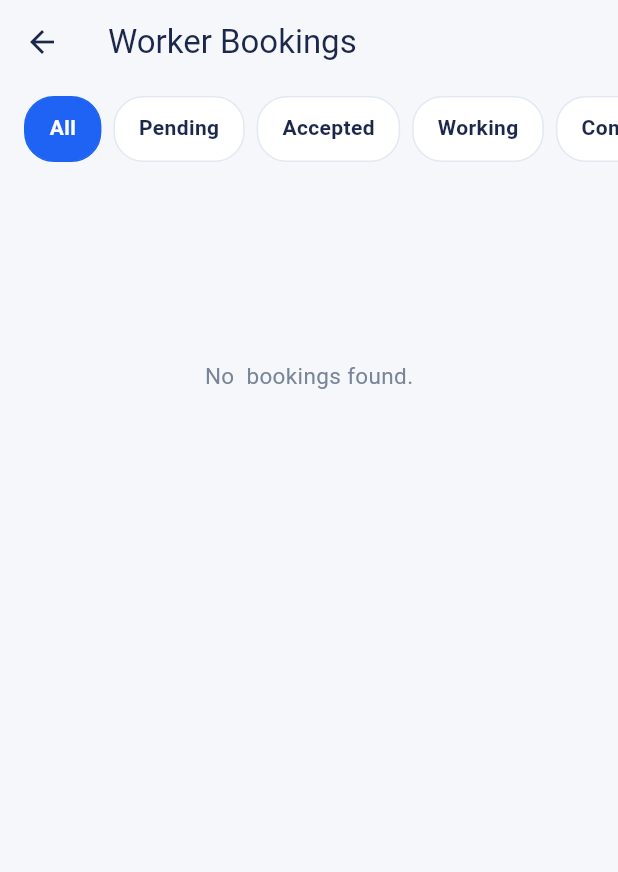
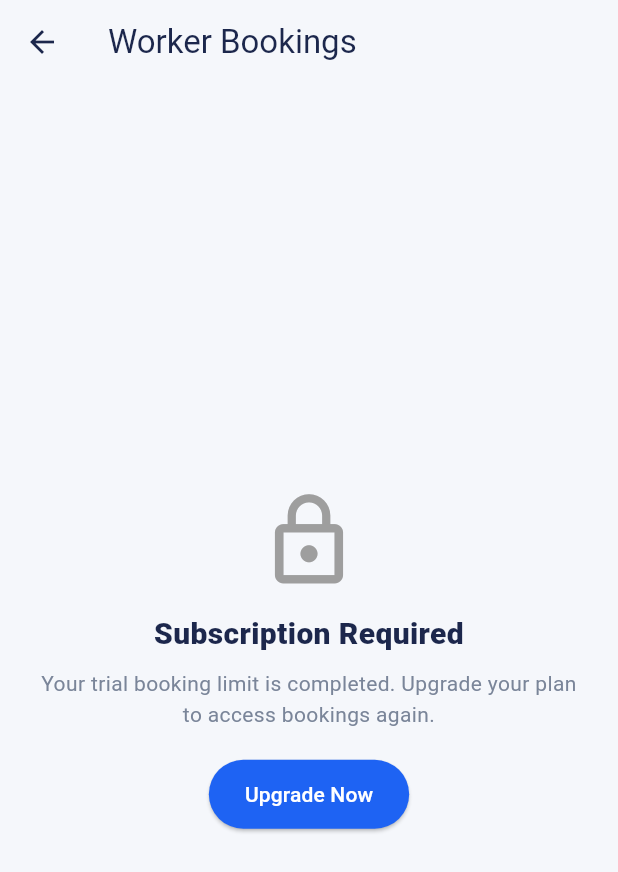
Before and after one commit to hibabinth/labourservices_marketplace, a Flutter app: the WorkerBookingScreen screen opened directly, on a phone screen of 412 x 824 dp. Shown: the top 872 px of the screen. Run offline on Flutter 3.47's test engine with Material 3 defaults, Android fonts, the phone set to English and light mode, and no system bars; our stand-ins replace flutter_dotenv, google_sign_in, image_picker, supabase_flutter; accounts and stored records are empty.

Commit message:
feat(subscription): block worker bookings after trial limit

```diff
--- a/lib/features/worker/view/worker_booking_screen.dart
+++ b/lib/features/worker/view/worker_booking_screen.dart
@@ -1,6 +1,7 @@
 import 'package:flutter/material.dart';
 import 'package:labour_service/features/worker/viewmodel/worker_booking_viewmodel.dart';
 import 'package:provider/provider.dart';
+import '../../auth/viewmodel/auth_viewmodel.dart';
 
 class WorkerBookingScreen extends StatefulWidget {
   const WorkerBookingScreen({super.key});
@@ -22,8 +23,15 @@ class _WorkerBookingScreenState extends State<WorkerBookingScreen> {
   @override
   void initState() {
     super.initState();
-    WidgetsBinding.instance.addPostFrameCallback((_) {
-      context.read<WorkerBookingViewModel>().loadWorkerBookings();
+    WidgetsBinding.instance.addPostFrameCallback((_) async {
+      await context.read<AuthViewModel>().loadWorkerSubscription();
+
+      if (!mounted) return;
+
+      final authVm = context.read<AuthViewModel>();
+      if (authVm.canUseWorkerFeatures) {
+        context.read<WorkerBookingViewModel>().loadWorkerBookings();
+      }
     });
   }
 
@@ -66,9 +74,20 @@ class _WorkerBookingScreenState extends State<WorkerBookingScreen> {
     required String status,
     required String failMessage,
   }) async {
+    final authVm = context.read<AuthViewModel>();
+
+    if (!authVm.canUseWorkerFeatures) {
+      ScaffoldMessenger.of(context).showSnackBar(
+        const SnackBar(content: Text('Subscription required to continue')),
+      );
+      return;
+    }
+
     final ok = await vm.updateStatus(bookingId: bookingId, status: status);
 
     if (!mounted) return;
+
+    await context.read<AuthViewModel>().loadWorkerSubscription();
 
     ScaffoldMessenger.of(context).showSnackBar(
       SnackBar(
@@ -76,6 +95,76 @@ class _WorkerBookingScreenState extends State<WorkerBookingScreen> {
           ok
               ? 'Booking updated successfully'
               : (vm.errorMessage ?? failMessage),
+        ),
+      ),
+    );
+  }
+
+  Widget _buildSubscriptionRequiredView(BuildContext context) {
+    return Scaffold(
+      backgroundColor: const Color(0xFFF5F7FB),
+      appBar: AppBar(
+        backgroundColor: const Color(0xFFF5F7FB),
+        elevation: 0,
+        title: const Text(
+          'Worker Bookings',
+          style: TextStyle(color: Color(0xFF1C274C)),
+        ),
+        iconTheme: const IconThemeData(color: Color(0xFF1C274C)),
+      ),
+      body: Center(
+        child: Padding(
+          padding: const EdgeInsets.all(24),
+          child: Column(
+            mainAxisAlignment: MainAxisAlignment.center,
+            children: [
+              const Icon(Icons.lock_outline, size: 68, color: Colors.grey),
+              const SizedBox(height: 14),
+              const Text(
+                'Subscription Required',
+                textAlign: TextAlign.center,
+                style: TextStyle(
+                  fontSize: 20,
+                  fontWeight: FontWeight.w800,
+                  color: Color(0xFF1C274C),
+                ),
+              ),
+              const SizedBox(height: 8),
+              const Text(
+                'Your trial booking limit is completed. Upgrade your plan to access bookings again.',
+                textAlign: TextAlign.center,
+                style: TextStyle(
+                  fontSize: 14,
+                  color: Color(0xFF7A8599),
+                  height: 1.5,
+                ),
+              ),
+              const SizedBox(height: 18),
+              ElevatedButton(
+                onPressed: () async {
+                  await Navigator.pushNamed(context, '/worker-subscription');
+                  if (!mounted) return;
+
+                  await context.read<AuthViewModel>().loadWorkerSubscription();
+
+                  if (context.read<AuthViewModel>().canUseWorkerFeatures) {
+                    await context
+                        .read<WorkerBookingViewModel>()
+                        .loadWorkerBookings();
+                  }
+                },
+                style: ElevatedButton.styleFrom(
+                  backgroundColor: const Color(0xFF1E63F3),
+                  foregroundColor: Colors.white,
+                  padding: const EdgeInsets.symmetric(
+                    horizontal: 24,
+                    vertical: 13,
+                  ),
+                ),
+                child: const Text('Upgrade Now'),
+              ),
+            ],
+          ),
         ),
       ),
     );
@@ -173,6 +262,11 @@ class _WorkerBookingScreenState extends State<WorkerBookingScreen> {
   @override
   Widget build(BuildContext context) {
     final vm = context.watch<WorkerBookingViewModel>();
+    final authVm = context.watch<AuthViewModel>();
+
+    if (!authVm.canUseWorkerFeatures) {
+      return _buildSubscriptionRequiredView(context);
+    }
 
     return Scaffold(
       backgroundColor: const Color(0xFFF5F7FB),
@@ -237,8 +331,15 @@ class _WorkerBookingScreenState extends State<WorkerBookingScreen> {
             const SizedBox(height: 12),
             Expanded(
               child: RefreshIndicator(
-                onRefresh: () =>
-                    vm.loadWorkerBookings(status: vm.selectedStatus),
+                onRefresh: () async {
+                  await context.read<AuthViewModel>().loadWorkerSubscription();
+
+                  if (!context.read<AuthViewModel>().canUseWorkerFeatures) {
+                    return;
+                  }
+
+                  await vm.loadWorkerBookings(status: vm.selectedStatus);
+                },
                 child: vm.isLoading
                     ? const Center(child: CircularProgressIndicator())
                     : vm.bookings.isEmpty
```
